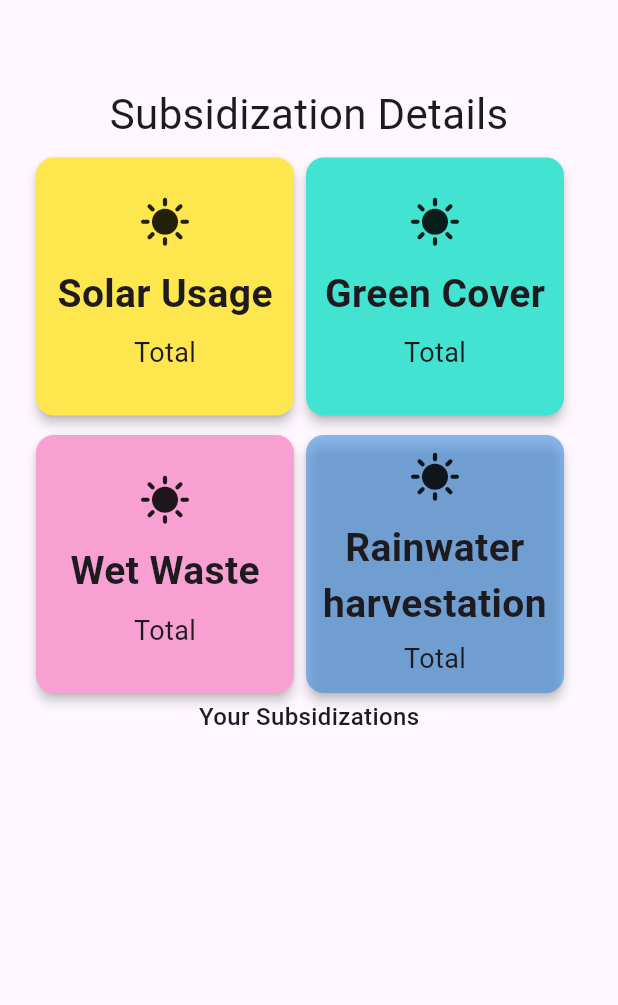
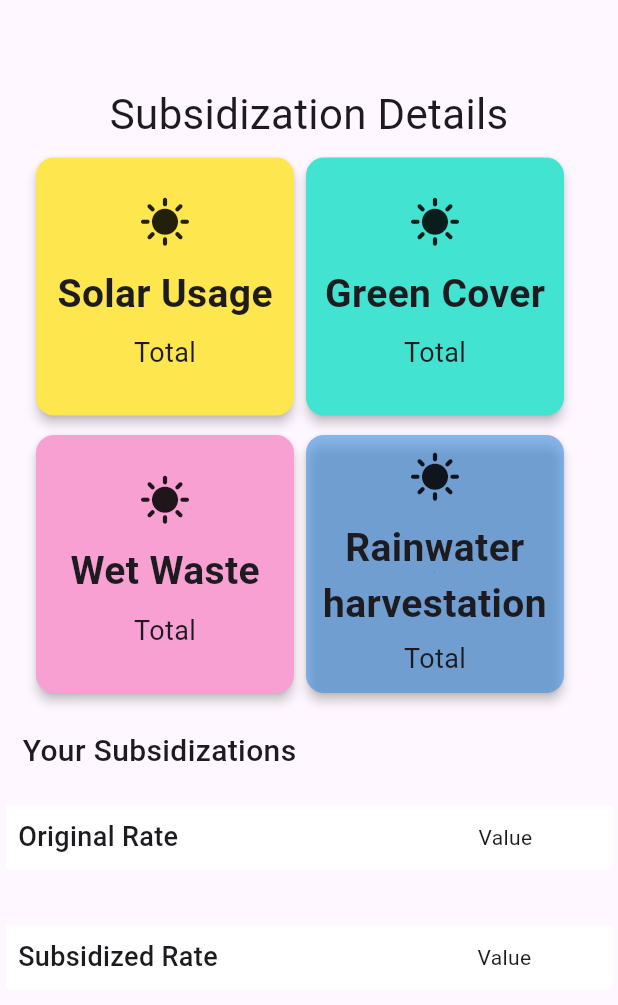
Before and after one commit to ia4226/EcoCode_Sustainable_banking_System, a Flutter app: the screen it shows after launch, on a phone screen of 412 x 824 dp. Shown: the top 1005 px of the screen. Run offline on Flutter 3.47's test engine with Material 2 defaults, Android fonts, the phone set to English and light mode, and no system bars.

Commit message:
Eligibity page

```diff
--- a/lib/elegibilty_check.dart
+++ b/lib/elegibilty_check.dart
@@ -227,10 +227,84 @@ class EligibiltyPage extends StatelessWidget {
                   ),
                 ),
               ]),
-              const Text(
-                'Your Subsidizations',
-                style: TextStyle(fontSize: 16, fontWeight: FontWeight.w500),
-              )
+              Column(
+                mainAxisAlignment: MainAxisAlignment.start,
+                children: [
+                  const Padding(
+                    padding:
+                        EdgeInsets.only(top: 20.0, bottom: 10.0, left: 15.0),
+                    child: SizedBox(
+                      height: 22,
+                      width: double.infinity,
+                      child: Text(
+                        'Your Subsidizations',
+                        style: TextStyle(
+                            fontSize: 20, fontWeight: FontWeight.w500),
+                      ),
+                    ),
+                  ),
+                  Padding(
+                    padding: const EdgeInsets.only(top: 15.0, bottom: 15.0),
+                    child: SizedBox(
+                      height: 50,
+                      width: double.infinity,
+                      child: Card(
+                        shape: RoundedRectangleBorder(
+                            borderRadius: BorderRadius.circular(1)),
+                        color: const Color.fromARGB(255, 255, 255, 255),
+                        elevation: 0,
+                        child: const Padding(
+                          padding: EdgeInsets.all(8.0),
+                          child: Row(
+                            children: [
+                              Text(
+                                'Original Rate',
+                                style: TextStyle(
+                                    fontSize: 18, fontWeight: FontWeight.w500),
+                                textAlign: TextAlign.start,
+                              ),
+                              SizedBox(
+                                width: 200,
+                              ),
+                              Text('Value')
+                            ],
+                          ),
+                        ),
+                      ),
+                    ),
+                  ),
+                  Padding(
+                    padding: const EdgeInsets.only(top: 15.0, bottom: 15.0),
+                    child: SizedBox(
+                      height: 50,
+                      width: double.infinity,
+                      child: Card(
+                        shape: RoundedRectangleBorder(
+                            borderRadius: BorderRadius.circular(1)),
+                        color: const Color.fromARGB(255, 255, 255, 255),
+                        elevation: 0,
+                        child: const Padding(
+                          padding: EdgeInsets.all(8.0),
+                          child: Row(
+                            children: [
+                              Text(
+                                'Subsidized Rate',
+                                style: TextStyle(
+                                    fontSize: 18, fontWeight: FontWeight.w500),
+                                textAlign: TextAlign.start,
+                              ),
+                              SizedBox(
+                                width: 173,
+                              ),
+                              Text('Value')
+                            ],
+                          ),
+                        ),
+                      ),
+                    ),
+                  ),
+                ],
+              ),
             ],
           )
         ],
```
